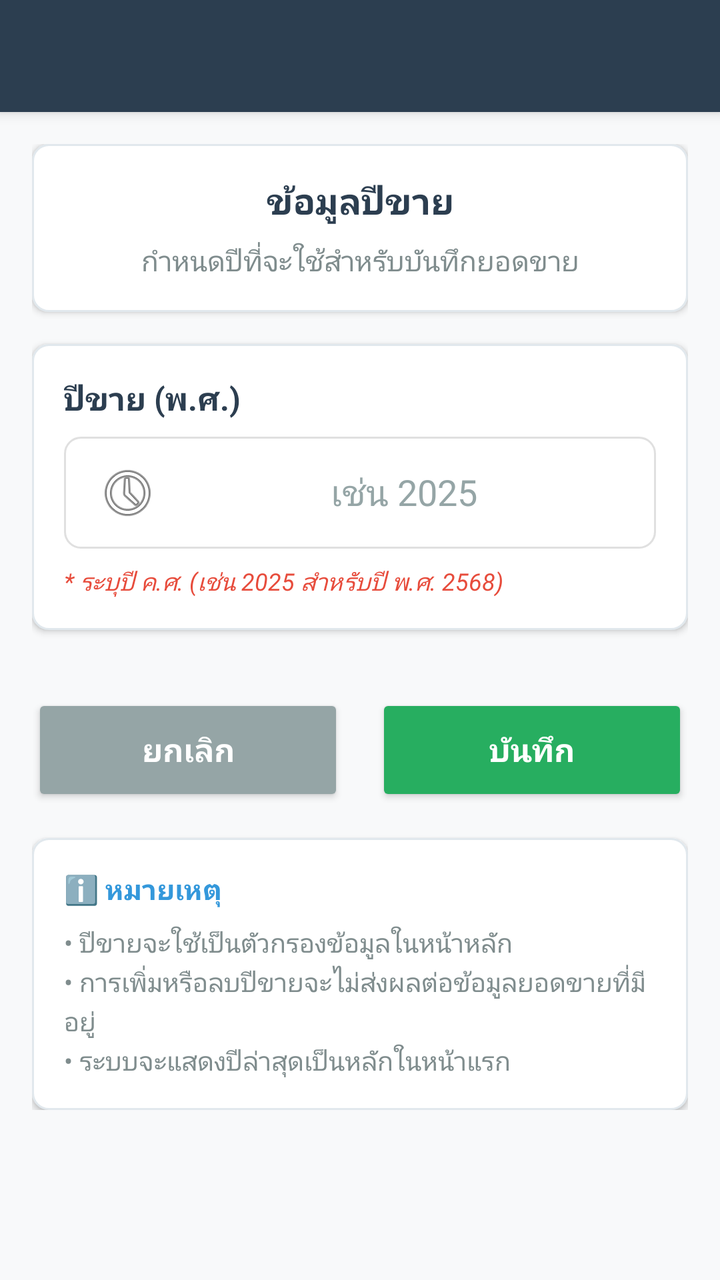
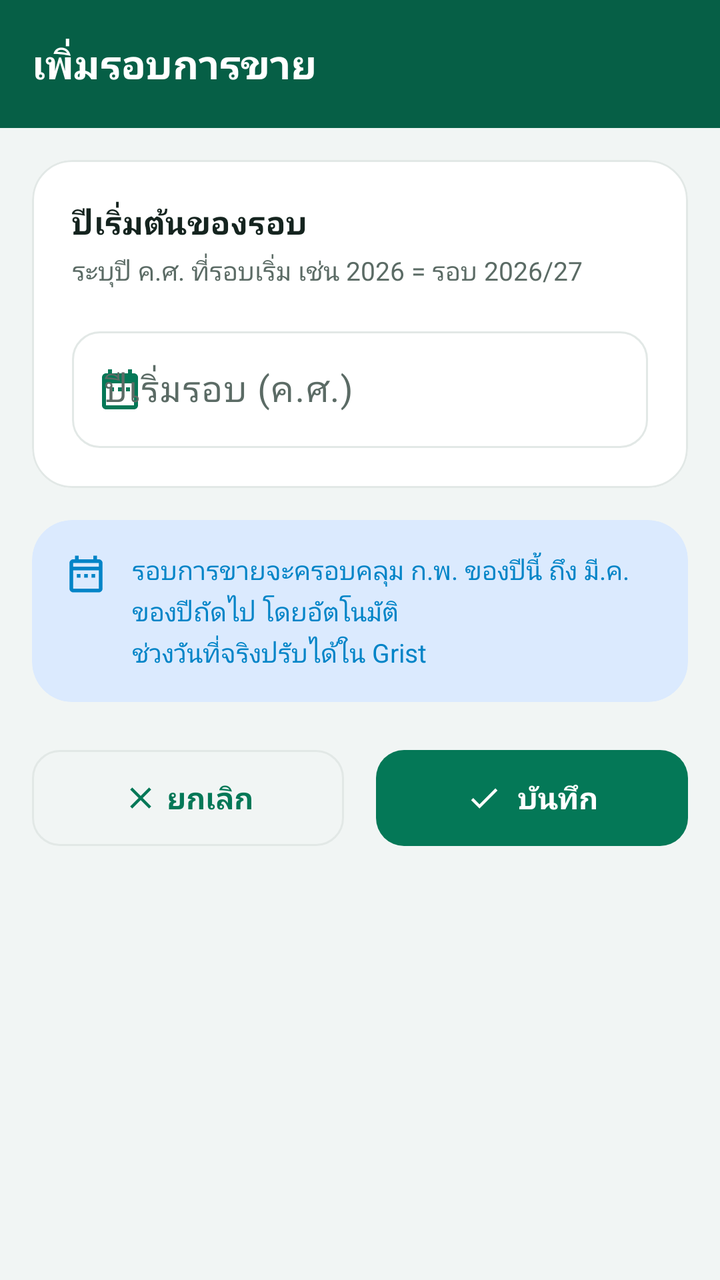

The first picture is an Android layout as it rendered before a commit; the second is the same layout after the commit. The layout source and the unified diff follow.
<!-- AndroidManifest.xml: activity theme Theme.TimSales.NoActionBar -->
<!-- res/layout/activity_add_edit_timyear.xml -->
<?xml version="1.0" encoding="utf-8"?>
<LinearLayout xmlns:android="http://schemas.android.com/apk/res/android"
    xmlns:app="http://schemas.android.com/apk/res-auto"
    xmlns:tools="http://schemas.android.com/tools"
    android:layout_width="match_parent"
    android:layout_height="match_parent"
    android:orientation="vertical"
    android:background="#f8f9fa"
    tools:context=".AddEditTimYearActivity">

    
    <androidx.appcompat.widget.Toolbar
        android:id="@+id/toolbar"
        android:layout_width="match_parent"
        android:layout_height="?attr/actionBarSize"
        android:background="?attr/colorPrimary"
        android:theme="@style/ThemeOverlay.AppCompat.Dark.ActionBar"
        app:popupTheme="@style/ThemeOverlay.AppCompat.Light"
        android:elevation="4dp" />

    <ScrollView
        android:layout_width="match_parent"
        android:layout_height="match_parent"
        android:padding="16dp">

        <LinearLayout
            android:layout_width="match_parent"
            android:layout_height="wrap_content"
            android:orientation="vertical">

            
            <LinearLayout
                android:layout_width="match_parent"
                android:layout_height="wrap_content"
                android:background="@drawable/card_background"
                android:orientation="vertical"
                android:padding="16dp"
                android:layout_marginBottom="16dp"
                android:elevation="2dp">

                <TextView
                    android:layout_width="match_parent"
                    android:layout_height="wrap_content"
                    android:text="ข้อมูลปีขาย"
                    android:textSize="18sp"
                    android:textStyle="bold"
                    android:textColor="#2c3e50"
                    android:gravity="center"
                    android:layout_marginBottom="8dp" />

                <TextView
                    android:layout_width="match_parent"
                    android:layout_height="wrap_content"
                    android:text="กำหนดปีที่จะใช้สำหรับบันทึกยอดขาย"
                    android:textSize="14sp"
                    android:textColor="#7f8c8d"
                    android:gravity="center" />

            </LinearLayout>

            
            <LinearLayout
                android:layout_width="match_parent"
                android:layout_height="wrap_content"
                android:background="@drawable/card_background"
                android:orientation="vertical"
                android:padding="16dp"
                android:layout_marginBottom="16dp"
                android:elevation="2dp">

                
                <TextView
                    android:layout_width="wrap_content"
                    android:layout_height="wrap_content"
                    android:text="ปีขาย (พ.ศ.)"
                    android:textSize="16sp"
                    android:textStyle="bold"
                    android:textColor="#2c3e50"
                    android:layout_marginBottom="8dp" />

                <EditText
                    android:id="@+id/etSaleYear"
                    android:layout_width="match_parent"
                    android:layout_height="56dp"
                    android:background="@drawable/edit_text_background"
                    android:padding="16dp"
                    android:hint="เช่น 2025"
                    android:inputType="number"
                    android:textSize="18sp"
                    android:textColor="#2c3e50"
                    android:textColorHint="#95a5a6"
                    android:maxLength="4"
                    android:gravity="center"
                    android:layout_marginBottom="8dp"
                    android:drawableStart="@android:drawable/ic_menu_recent_history"
                    android:drawablePadding="12dp" />

                <TextView
                    android:layout_width="match_parent"
                    android:layout_height="wrap_content"
                    android:text="* ระบุปี ค.ศ. (เช่น 2025 สำหรับปี พ.ศ. 2568)"
                    android:textSize="12sp"
                    android:textColor="#e74c3c"
                    android:textStyle="italic" />

            </LinearLayout>

            
            <LinearLayout
                android:layout_width="match_parent"
                android:layout_height="wrap_content"
                android:orientation="horizontal"
                android:gravity="center"
                android:layout_marginTop="16dp">

                
                <Button
                    android:id="@+id/btnCancel"
                    android:layout_width="0dp"
                    android:layout_height="56dp"
                    android:layout_weight="1"
                    android:text="ยกเลิก"
                    android:textSize="16sp"
                    android:textStyle="bold"
                    android:backgroundTint="#95a5a6"
                    android:textColor="@android:color/white"
                    android:layout_marginEnd="8dp"
                    android:elevation="4dp" />

                
                <Button
                    android:id="@+id/btnSave"
                    android:layout_width="0dp"
                    android:layout_height="56dp"
                    android:layout_weight="1"
                    android:text="บันทึก"
                    android:textSize="16sp"
                    android:textStyle="bold"
                    android:backgroundTint="#27ae60"
                    android:textColor="@android:color/white"
                    android:layout_marginStart="8dp"
                    android:elevation="4dp" />

            </LinearLayout>

            
            <LinearLayout
                android:layout_width="match_parent"
                android:layout_height="wrap_content"
                android:background="@drawable/card_background"
                android:orientation="vertical"
                android:padding="16dp"
                android:layout_marginTop="16dp"
                android:elevation="2dp">

                <TextView
                    android:layout_width="match_parent"
                    android:layout_height="wrap_content"
                    android:text="ℹ️ หมายเหตุ"
                    android:textSize="14sp"
                    android:textStyle="bold"
                    android:textColor="#3498db"
                    android:layout_marginBottom="8dp" />

                <TextView
                    android:layout_width="match_parent"
                    android:layout_height="wrap_content"
                    android:text="• ปีขายจะใช้เป็นตัวกรองข้อมูลในหน้าหลัก\n• การเพิ่มหรือลบปีขายจะไม่ส่งผลต่อข้อมูลยอดขายที่มีอยู่\n• ระบบจะแสดงปีล่าสุดเป็นหลักในหน้าแรก"
                    android:textSize="13sp"
                    android:textColor="#7f8c8d"
                    android:lineSpacingExtra="2dp" />

            </LinearLayout>

        </LinearLayout>

    </ScrollView>

</LinearLayout>
<!-- resources referenced by this layout -->
<resources>
  <!-- drawable card_background (drawable) -->
  <?xml version="1.0" encoding="utf-8"?>
  <shape xmlns:android="http://schemas.android.com/apk/res/android"
      android:shape="rectangle">
      <solid android:color="@android:color/white" />
      <corners android:radius="8dp" />
      <stroke
          android:width="1dp"
          android:color="#e1e8ed" />
  </shape>
  <!-- drawable edit_text_background (drawable) -->
  <?xml version="1.0" encoding="utf-8"?>
  <shape xmlns:android="http://schemas.android.com/apk/res/android"
      android:shape="rectangle">
      
      
      <solid android:color="@android:color/white" />
      
      
      <stroke
          android:width="1dp"
          android:color="#e0e0e0" />
      
      
      <corners android:radius="8dp" />
      
      
      <padding
          android:left="0dp"
          android:top="0dp"
          android:right="0dp"
          android:bottom="0dp" />
          
  </shape>
  <style name="Theme.TimSales.NoActionBar" parent="Theme.AppCompat.Light.NoActionBar">
          
          <item name="colorPrimary">#2c3e50</item>
          <item name="colorPrimaryVariant">#1a252f</item>
          <item name="colorOnPrimary">@android:color/white</item>
          
          
          <item name="colorSecondary">#27ae60</item>
          <item name="colorSecondaryVariant">#1e8449</item>
          <item name="colorOnSecondary">@android:color/white</item>
          
          
          <item name="android:statusBarColor" tools:targetApi="l">#1a252f</item>
          
          
          <item name="android:windowBackground">#f8f9fa</item>
          
          
          <item name="android:textColorPrimary">#2c3e50</item>
          <item name="android:textColorSecondary">#7f8c8d</item>
      </style>
</resources>

<!-- the commit's change to res/layout/activity_add_edit_timyear.xml (unified diff, before → after) -->
@@ -5,175 +5,141 @@
     android:layout_width="match_parent"
     android:layout_height="match_parent"
     android:orientation="vertical"
-    android:background="#f8f9fa"
+    android:background="@color/bg_app"
     tools:context=".AddEditTimYearActivity">
 
-    
-    <androidx.appcompat.widget.Toolbar
-        android:id="@+id/toolbar"
+    <com.google.android.material.appbar.AppBarLayout
         android:layout_width="match_parent"
-        android:layout_height="?attr/actionBarSize"
-        android:background="?attr/colorPrimary"
-        android:theme="@style/ThemeOverlay.AppCompat.Dark.ActionBar"
-        app:popupTheme="@style/ThemeOverlay.AppCompat.Light"
-        android:elevation="4dp" />
+        android:layout_height="wrap_content"
+        android:background="@color/brand_primary_dark"
+        app:elevation="0dp">
+
+        <com.google.android.material.appbar.MaterialToolbar
+            android:id="@+id/toolbar"
+            android:layout_width="match_parent"
+            android:layout_height="?attr/actionBarSize"
+            app:title="เพิ่มรอบการขาย" />
+    </com.google.android.material.appbar.AppBarLayout>
 
     <ScrollView
         android:layout_width="match_parent"
         android:layout_height="match_parent"
-        android:padding="16dp">
+        android:fillViewport="true"
+        android:scrollbars="none">
 
         <LinearLayout
             android:layout_width="match_parent"
             android:layout_height="wrap_content"
-            android:orientation="vertical">
+            android:orientation="vertical"
+            android:padding="16dp">
+
+            <com.google.android.material.card.MaterialCardView
+                android:layout_width="match_parent"
+                android:layout_height="wrap_content"
+                android:layout_marginBottom="16dp">
+
+                <LinearLayout
+                    android:layout_width="match_parent"
+                    android:layout_height="wrap_content"
+                    android:orientation="vertical"
+                    android:padding="20dp">
+
+                    <TextView
+                        android:layout_width="match_parent"
+                        android:layout_height="wrap_content"
+                        android:text="ปีเริ่มต้นของรอบ"
+                        android:textAppearance="@style/TextAppearance.TimSales.Section"
+                        android:layout_marginBottom="4dp" />
+
+                    <TextView
+                        android:layout_width="match_parent"
+                        android:layout_height="wrap_content"
+                        android:text="ระบุปี ค.ศ. ที่รอบเริ่ม เช่น 2026 = รอบ 2026/27"
+                        android:textSize="13sp"
+                        android:textColor="@color/text_secondary"
+                        android:layout_marginBottom="16dp" />
+
+                    <com.google.android.material.textfield.TextInputLayout
+                        style="@style/Widget.TimSales.TextInput"
+                        android:layout_width="match_parent"
+                        android:layout_height="wrap_content"
+                        app:startIconDrawable="@drawable/ic_season"
+                        app:startIconTint="@color/brand_primary"
+                        android:hint="ปีเริ่มรอบ (ค.ศ.)">
+
+                        <com.google.android.material.textfield.TextInputEditText
+                            android:id="@+id/etSaleYear"
+                            android:layout_width="match_parent"
+                            android:layout_height="wrap_content"
+                            android:inputType="number"
+                            android:maxLength="4"
+                            android:textSize="18sp" />
+                    </com.google.android.material.textfield.TextInputLayout>
+
+                </LinearLayout>
+            </com.google.android.material.card.MaterialCardView>
 
             
+            <com.google.android.material.card.MaterialCardView
+                android:layout_width="match_parent"
+                android:layout_height="wrap_content"
+                app:cardBackgroundColor="@color/kpi_volume_bg"
+                app:strokeWidth="0dp"
+                android:layout_marginBottom="20dp">
+
+                <LinearLayout
+                    android:layout_width="match_parent"
+                    android:layout_height="wrap_content"
+                    android:orientation="horizontal"
+                    android:padding="16dp">
+
+                    <ImageView
+                        android:layout_width="22dp"
+                        android:layout_height="22dp"
+                        android:src="@drawable/ic_calendar"
+                        app:tint="@color/kpi_volume"
+                        android:layout_marginEnd="12dp" />
+
+                    <TextView
+                        android:layout_width="0dp"
+                        android:layout_height="wrap_content"
+                        android:layout_weight="1"
+                        android:text="รอบการขายจะครอบคลุม ก.พ. ของปีนี้ ถึง มี.ค. ของปีถัดไป โดยอัตโนมัติ\nช่วงวันที่จริงปรับได้ใน Grist"
+                        android:textSize="13sp"
+                        android:textColor="@color/kpi_volume"
+                        android:lineSpacingExtra="3dp" />
+                </LinearLayout>
+            </com.google.android.material.card.MaterialCardView>
+
             <LinearLayout
                 android:layout_width="match_parent"
                 android:layout_height="wrap_content"
-                android:background="@drawable/card_background"
-                android:orientation="vertical"
-                android:padding="16dp"
-                android:layout_marginBottom="16dp"
-                android:elevation="2dp">
+                android:orientation="horizontal">
 
-                <TextView
-                    android:layout_width="match_parent"
-                    android:layout_height="wrap_content"
-                    android:text="ข้อมูลปีขาย"
-                    android:textSize="18sp"
-                    android:textStyle="bold"
-                    android:textColor="#2c3e50"
-                    android:gravity="center"
-                    android:layout_marginBottom="8dp" />
-
-                <TextView
-                    android:layout_width="match_parent"
-                    android:layout_height="wrap_content"
-                    android:text="กำหนดปีที่จะใช้สำหรับบันทึกยอดขาย"
-                    android:textSize="14sp"
-                    android:textColor="#7f8c8d"
-                    android:gravity="center" />
-
-            </LinearLayout>
-
-            
-            <LinearLayout
-                android:layout_width="match_parent"
-                android:layout_height="wrap_content"
-                android:background="@drawable/card_background"
-                android:orientation="vertical"
-                android:padding="16dp"
-                android:layout_marginBottom="16dp"
-                android:elevation="2dp">
-
-                
-                <TextView
-                    android:layout_width="wrap_content"
-                    android:layout_height="wrap_content"
-                    android:text="ปีขาย (พ.ศ.)"
-                    android:textSize="16sp"
-                    android:textStyle="bold"
-                    android:textColor="#2c3e50"
-                    android:layout_marginBottom="8dp" />
-
-                <EditText
-                    android:id="@+id/etSaleYear"
-                    android:layout_width="match_parent"
-                    android:layout_height="56dp"
-                    android:background="@drawable/edit_text_background"
-                    android:padding="16dp"
-                    android:hint="เช่น 2025"
-                    android:inputType="number"
-                    android:textSize="18sp"
-                    android:textColor="#2c3e50"
-                    android:textColorHint="#95a5a6"
-                    android:maxLength="4"
-                    android:gravity="center"
-                    android:layout_marginBottom="8dp"
-                    android:drawableStart="@android:drawable/ic_menu_recent_history"
-                    android:drawablePadding="12dp" />
-
-                <TextView
-                    android:layout_width="match_parent"
-                    android:layout_height="wrap_content"
-                    android:text="* ระบุปี ค.ศ. (เช่น 2025 สำหรับปี พ.ศ. 2568)"
-                    android:textSize="12sp"
-                    android:textColor="#e74c3c"
-                    android:textStyle="italic" />
-
-            </LinearLayout>
-
-            
-            <LinearLayout
-                android:layout_width="match_parent"
-                android:layout_height="wrap_content"
-                android:orientation="horizontal"
-                android:gravity="center"
-                android:layout_marginTop="16dp">
-
-                
-                <Button
+                <com.google.android.material.button.MaterialButton
                     android:id="@+id/btnCancel"
+                    style="@style/Widget.TimSales.Button.Outlined"
                     android:layout_width="0dp"
                     android:layout_height="56dp"
                     android:layout_weight="1"
                     android:text="ยกเลิก"
-                    android:textSize="16sp"
-                    android:textStyle="bold"
-                    android:backgroundTint="#95a5a6"
-                    android:textColor="@android:color/white"
-                    android:layout_marginEnd="8dp"
-                    android:elevation="4dp" />
+                    app:icon="@drawable/ic_close"
+                    app:iconGravity="textStart"
+                    android:layout_marginEnd="8dp" />
 
-                
-                <Button
+                <com.google.android.material.button.MaterialButton
                     android:id="@+id/btnSave"
+                    style="@style/Widget.TimSales.Button"
                     android:layout_width="0dp"
                     android:layout_height="56dp"
                     android:layout_weight="1"
                     android:text="บันทึก"
-                    android:textSize="16sp"
-                    android:textStyle="bold"
-                    android:backgroundTint="#27ae60"
-                    android:textColor="@android:color/white"
-                    android:layout_marginStart="8dp"
-                    android:elevation="4dp" />
-
-            </LinearLayout>
-
-            
-            <LinearLayout
-                android:layout_width="match_parent"
-                android:layout_height="wrap_content"
-                android:background="@drawable/card_background"
-                android:orientation="vertical"
-                android:padding="16dp"
-                android:layout_marginTop="16dp"
-                android:elevation="2dp">
-
-                <TextView
-                    android:layout_width="match_parent"
-                    android:layout_height="wrap_content"
-                    android:text="ℹ️ หมายเหตุ"
-                    android:textSize="14sp"
-                    android:textStyle="bold"
-                    android:textColor="#3498db"
-                    android:layout_marginBottom="8dp" />
-
-                <TextView
-                    android:layout_width="match_parent"
-                    android:layout_height="wrap_content"
-                    android:text="• ปีขายจะใช้เป็นตัวกรองข้อมูลในหน้าหลัก\n• การเพิ่มหรือลบปีขายจะไม่ส่งผลต่อข้อมูลยอดขายที่มีอยู่\n• ระบบจะแสดงปีล่าสุดเป็นหลักในหน้าแรก"
-                    android:textSize="13sp"
-                    android:textColor="#7f8c8d"
-                    android:lineSpacingExtra="2dp" />
-
+                    app:icon="@drawable/ic_check"
+                    app:iconGravity="textStart"
+                    android:layout_marginStart="8dp" />
             </LinearLayout>
 
         </LinearLayout>
-
     </ScrollView>
 
 </LinearLayout>
<!-- resource entries referenced after the edit -->
@@ -1,59 +1,149 @@
 <!-- resources referenced by this layout -->
 <resources>
-  <!-- drawable card_background (drawable) -->
-  <?xml version="1.0" encoding="utf-8"?>
-  <shape xmlns:android="http://schemas.android.com/apk/res/android"
-      android:shape="rectangle">
-      <solid android:color="@android:color/white" />
-      <corners android:radius="8dp" />
-      <stroke
-          android:width="1dp"
-          android:color="#e1e8ed" />
-  </shape>
-  <!-- drawable edit_text_background (drawable) -->
-  <?xml version="1.0" encoding="utf-8"?>
-  <shape xmlns:android="http://schemas.android.com/apk/res/android"
-      android:shape="rectangle">
-      
-      
-      <solid android:color="@android:color/white" />
-      
-      
-      <stroke
-          android:width="1dp"
-          android:color="#e0e0e0" />
-      
-      
-      <corners android:radius="8dp" />
-      
-      
-      <padding
-          android:left="0dp"
-          android:top="0dp"
-          android:right="0dp"
-          android:bottom="0dp" />
+  <color name="bg_app">#F1F5F4</color>
+  <color name="brand_primary">#047857</color>
+  <color name="brand_primary_dark">#065F46</color>
+  <color name="kpi_volume">#0284C7</color>
+  <color name="kpi_volume_bg">#DBEAFE</color>
+  <color name="text_secondary">#5B6B65</color>
+  <!-- drawable ic_calendar (drawable) -->
+  <vector xmlns:android="http://schemas.android.com/apk/res/android"
+      android:width="24dp"
+      android:height="24dp"
+      android:viewportWidth="24"
+      android:viewportHeight="24"
+      android:tint="#FF000000">
+      <path
+          android:fillColor="#FF000000"
+          android:pathData="M19,4h-1V2h-2v2H8V2H6v2H5C3.9,4 3,4.9 3,6v14c0,1.1 0.9,2 2,2h14c1.1,0 2,-0.9 2,-2V6C21,4.9 20.1,4 19,4zM19,20H5V10h14V20zM19,8H5V6h14V8z" />
+      <path
+          android:fillColor="#FF000000"
+          android:pathData="M7,12h2v2H7zM11,12h2v2h-2zM15,12h2v2h-2z" />
+  </vector>
+  <!-- drawable ic_check (drawable) -->
+  <vector xmlns:android="http://schemas.android.com/apk/res/android"
+      android:width="24dp"
+      android:height="24dp"
+      android:viewportWidth="24"
+      android:viewportHeight="24"
+      android:tint="#FF000000">
+      <path
+          android:fillColor="#FF000000"
+          android:pathData="M9,16.17L4.83,12l-1.42,1.41L9,19 21,7l-1.41,-1.41z" />
+  </vector>
+  <!-- drawable ic_close (drawable) -->
+  <vector xmlns:android="http://schemas.android.com/apk/res/android"
+      android:width="24dp"
+      android:height="24dp"
+      android:viewportWidth="24"
+      android:viewportHeight="24"
+      android:tint="#FF000000">
+      <path
+          android:fillColor="#FF000000"
+          android:pathData="M19,6.41L17.59,5 12,10.59 6.41,5 5,6.41 10.59,12 5,17.59 6.41,19 12,13.41 17.59,19 19,17.59 13.41,12z" />
+  </vector>
+  <!-- drawable ic_season (drawable) -->
+  <vector xmlns:android="http://schemas.android.com/apk/res/android"
+      android:width="24dp"
+      android:height="24dp"
+      android:viewportWidth="24"
+      android:viewportHeight="24"
+      android:tint="#FF000000">
+      <path
+          android:fillColor="#FF000000"
+          android:pathData="M9,11L7,11v2h2v-2zM13,11h-2v2h2v-2zM17,11h-2v2h2v-2zM19,4h-1L18,2h-2v2L8,4L8,2L6,2v2L5,4c-1.11,0 -1.99,0.9 -1.99,2L3,20c0,1.1 0.89,2 2,2h14c1.1,0 2,-0.9 2,-2L21,6c0,-1.1 -0.9,-2 -2,-2zM19,20L5,20L5,9h14v11z" />
+  </vector>
+  <style name="TextAppearance.TimSales.Section" parent="TextAppearance.Material3.TitleMedium">
+          <item name="android:textColor">@color/text_primary</item>
+          <item name="android:textStyle">bold</item>
+      </style>
+  <style name="Widget.TimSales.Button" parent="Widget.Material3.Button">
+          <item name="android:paddingTop">12dp</item>
+          <item name="android:paddingBottom">12dp</item>
+          <item name="cornerRadius">14dp</item>
+          <item name="android:textSize">15sp</item>
+          <item name="android:textStyle">bold</item>
+          <item name="android:includeFontPadding">true</item>
+          <item name="android:letterSpacing">0</item>
+      </style>
+  <style name="Widget.TimSales.Button.Outlined" parent="Widget.Material3.Button.OutlinedButton">
+          <item name="cornerRadius">14dp</item>
+          <item name="android:textSize">15sp</item>
+          <item name="android:textStyle">bold</item>
+          <item name="android:includeFontPadding">true</item>
+          <item name="android:letterSpacing">0</item>
+          <item name="android:paddingTop">12dp</item>
+          <item name="android:paddingBottom">12dp</item>
+      </style>
+  <style name="Widget.TimSales.TextInput" parent="Widget.Material3.TextInputLayout.OutlinedBox">
+          <item name="boxCornerRadiusTopStart">14dp</item>
+          <item name="boxCornerRadiusTopEnd">14dp</item>
+          <item name="boxCornerRadiusBottomStart">14dp</item>
+          <item name="boxCornerRadiusBottomEnd">14dp</item>
+      </style>
+  <style name="Theme.TimSales.NoActionBar" parent="Theme.TimSales" />
+  <color name="text_primary">#15241F</color>
+  <style name="Theme.TimSales" parent="Theme.Material3.Light.NoActionBar">
           
-  </shape>
-  <style name="Theme.TimSales.NoActionBar" parent="Theme.AppCompat.Light.NoActionBar">
+          <item name="colorPrimary">@color/brand_primary</item>
+          <item name="colorOnPrimary">@color/brand_on_primary</item>
+          <item name="colorPrimaryContainer">@color/brand_container</item>
+          <item name="colorOnPrimaryContainer">@color/brand_on_container</item>
+          <item name="colorSecondary">@color/kpi_volume</item>
+          <item name="colorOnSecondary">@color/white</item>
+  
           
-          <item name="colorPrimary">#2c3e50</item>
-          <item name="colorPrimaryVariant">#1a252f</item>
-          <item name="colorOnPrimary">@android:color/white</item>
+          <item name="colorSurface">@color/surface_card</item>
+          <item name="colorOnSurface">@color/text_primary</item>
+          <item name="colorSurfaceVariant">@color/divider</item>
+          <item name="colorOnSurfaceVariant">@color/text_secondary</item>
+          <item name="colorOutline">@color/card_stroke</item>
+          <item name="android:colorBackground">@color/bg_app</item>
+          <item name="colorOnBackground">@color/text_primary</item>
+          <item name="colorError">@color/danger</item>
+  
           
+          <item name="android:windowBackground">@color/bg_app</item>
+          <item name="android:statusBarColor">@color/brand_primary_dark</item>
+          <item name="android:navigationBarColor">@color/bg_app</item>
+          <item name="android:windowLightStatusBar" tools:targetApi="m">false</item>
+          <item name="android:windowLightNavigationBar" tools:targetApi="o_mr1">true</item>
+  
           
-          <item name="colorSecondary">#27ae60</item>
-          <item name="colorSecondaryVariant">#1e8449</item>
-          <item name="colorOnSecondary">@android:color/white</item>
+          <item name="android:textColorPrimary">@color/text_primary</item>
+          <item name="android:textColorSecondary">@color/text_secondary</item>
+  
           
-          
-          <item name="android:statusBarColor" tools:targetApi="l">#1a252f</item>
-          
-          
-          <item name="android:windowBackground">#f8f9fa</item>
-          
-          
-          <item name="android:textColorPrimary">#2c3e50</item>
-          <item name="android:textColorSecondary">#7f8c8d</item>
+          <item name="materialCardViewStyle">@style/Widget.TimSales.Card</item>
+          <item name="toolbarStyle">@style/Widget.TimSales.Toolbar</item>
+      </style>
+  <color name="brand_on_primary">#FFFFFF</color>
+  <color name="brand_container">#A7F3D0</color>
+  <color name="brand_on_container">#064E3B</color>
+  <color name="white">#FFFFFFFF</color>
+  <color name="surface_card">#FFFFFF</color>
+  <color name="divider">#ECF1EF</color>
+  <color name="card_stroke">#E2E8E6</color>
+  <color name="danger">#DC2626</color>
+  <style name="Widget.TimSales.Card" parent="Widget.Material3.CardView.Elevated">
+          <item name="cardBackgroundColor">@color/surface_card</item>
+          <item name="cardCornerRadius">20dp</item>
+          <item name="cardElevation">0dp</item>
+          <item name="strokeColor">@color/card_stroke</item>
+          <item name="strokeWidth">1dp</item>
+          <item name="contentPadding">0dp</item>
+      </style>
+  <style name="Widget.TimSales.Toolbar" parent="Widget.Material3.Toolbar">
+          <item name="android:background">@color/brand_primary_dark</item>
+          <item name="titleTextColor">@color/white</item>
+          <item name="titleTextAppearance">@style/TextAppearance.TimSales.Toolbar</item>
+          <item name="android:theme">@style/ThemeOverlay.Material3.Dark</item>
+          <item name="popupTheme">@style/ThemeOverlay.Material3.Light</item>
+      </style>
+  <style name="TextAppearance.TimSales.Toolbar" parent="TextAppearance.Material3.TitleLarge">
+          <item name="android:textColor">@color/white</item>
+          <item name="android:textStyle">bold</item>
+          <item name="android:textSize">20sp</item>
       </style>
 </resources>
 
